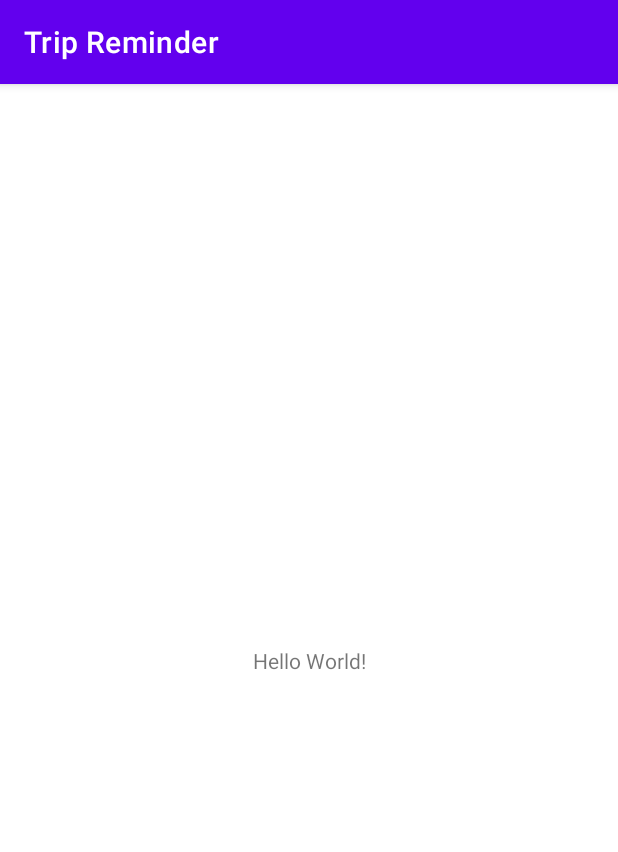
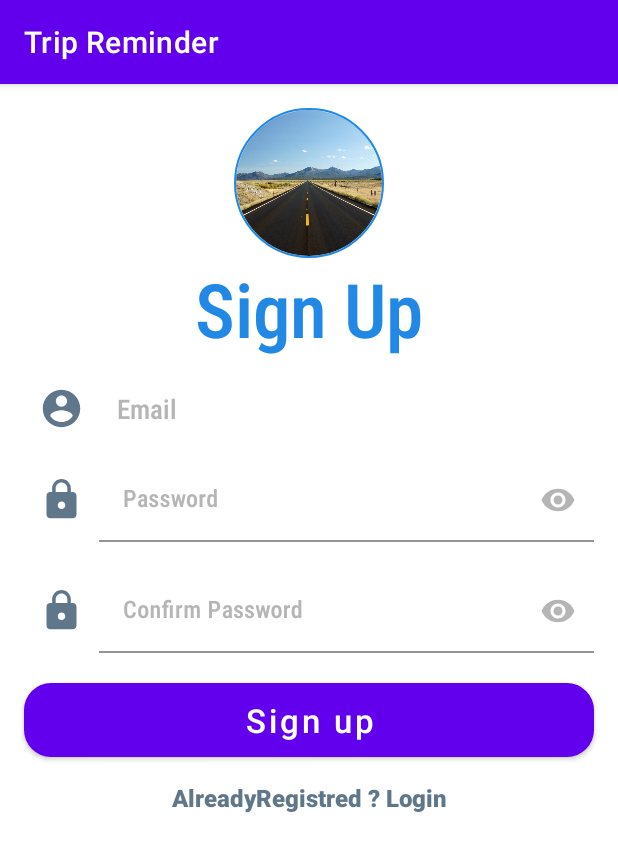
Before and after one commit to Iti-android-project-team/TripReminderAndroid, an Android app: the screen it shows after launch (MainActivity before the commit, Register after it), on a phone screen of 412 x 824 dp. Shown: the top 852 px of the screen. Run offline under Robolectric (Android 15) with nearby library versions, the phone set to English and light mode, and no system bars; our stand-ins replace CircleImageView, Firebase (no records; nobody signed in at launch, a user with empty details on screens opened directly).

Commit message:
Register

```diff
--- /dev/null
+++ b/app/src/main/java/com/example/tripreminder/Register.java
@@ -0,0 +1,121 @@
+package com.example.tripreminder;
+
+import androidx.annotation.NonNull;
+import androidx.appcompat.app.AppCompatActivity;
+
+import android.app.ProgressDialog;
+import android.content.Intent;
+import android.os.Bundle;
+import android.text.TextUtils;
+import android.util.Log;
+import android.view.View;
+import android.widget.Button;
+import android.widget.EditText;
+import android.widget.Toast;
+
+import com.google.android.gms.tasks.OnCompleteListener;
+import com.google.android.gms.tasks.OnFailureListener;
+import com.google.android.gms.tasks.OnSuccessListener;
+import com.google.android.gms.tasks.Task;
+import com.google.firebase.auth.AuthResult;
+import com.google.firebase.auth.FirebaseAuth;
+import com.google.firebase.database.DatabaseReference;
+import com.google.firebase.database.FirebaseDatabase;
+import com.google.firebase.firestore.DocumentReference;
+import com.google.firebase.firestore.FirebaseFirestore;
+
+import java.util.HashMap;
+import java.util.Map;
+
+public class Register extends AppCompatActivity {
+    public static final String TAG = "tag";
+    Button signup;
+    EditText editEmail, editPassword, editConfirmPassword;
+    FirebaseAuth fAuth;
+    FirebaseFirestore fStore;
+    FirebaseDatabase fDatabase;
+    DatabaseReference reference;
+    ProgressDialog progressDialog;
+    String userID;
+    @Override
+    protected void onCreate(Bundle savedInstanceState) {
+        super.onCreate(savedInstanceState);
+        setContentView(R.layout.activity_register);
+      initialize();
+     /* if (fAuth.getCurrentUser()!= null){
+          startActivity(new Intent(getApplicationContext(),MainActivity.class));
+          finish();
+      }*/
+      signup.setOnClickListener(new View.OnClickListener() {
+          @Override
+          public void onClick(View v) {
+              String email = editEmail.getText().toString().trim();
+              String passward = editPassword.getText().toString().trim();
+              String confirmPassword = editConfirmPassword.getText().toString().trim();
+              if (TextUtils.isEmpty(email)){
+                  editEmail.setError("Email is Required.");
+                  return;
+              }
+              if (TextUtils.isEmpty(passward)){
+                  editPassword.setError("Password is Required.");
+                  return;
+              }
+              if (TextUtils.isEmpty(confirmPassword)){
+                  editConfirmPassword.setError("ConfirmPassword is Required.");
+                  return;
+              }
+              if (!passward.equals(confirmPassword)){
+                  editConfirmPassword.setError("ConfirmPassword not Equal Password");
+                  return;
+              }
+              fAuth.createUserWithEmailAndPassword(email,passward).addOnCompleteListener(new OnCompleteListener<AuthResult>() {
+                  @Override
+                  public void onComplete(@NonNull Task<AuthResult> task) {
+                      progressDialog.show();
+                      if (task.isSuccessful()){
+                          Toast.makeText(Register.this, "User Created!", Toast.LENGTH_LONG).show();
+                           userID = fAuth.getCurrentUser().getUid();
+                          reference =fDatabase.getReference().child("users").child(userID);
+                          User userData = new User(email,passward);
+                           reference.setValue(userData);
+                         /* DocumentReference documentReference =fStore.collection("users").document(userID);
+                          Map<String,Object> user = new HashMap<>();
+                          user.put("Email",email);
+                          user.put("password",passward);
+                          documentReference.set(user).addOnSuccessListener(new OnSuccessListener<Void>() {
+                              @Override
+                              public void onSuccess(Void aVoid) {
+                                  Log.d(TAG,"success"+userID);
+                              }
+                          }).addOnFailureListener(new OnFailureListener() {
+                              @Override
+                              public void onFailure(@NonNull Exception e) {
+                                  Log.d(TAG,"fail "+e.toString());
+                              }
+                          });*/
+                          startActivity(new Intent(getApplicationContext(),MainActivity.class));
+                          progressDialog.dismiss();
+                      }else {
+                          Toast.makeText(Register.this, "Error!"+task.getException().getMessage(), Toast.LENGTH_SHORT).show();
+                          progressDialog.dismiss();
+                      }
+                  }
+              });
+          }
+      });
+    }
+
+
+
+    public void initialize(){
+        editEmail = findViewById(R.id.edit_email_signup);
+        editPassword = findViewById(R.id.edit_password_sign_up);
+        editConfirmPassword = findViewById(R.id.edit_confirm_password_sign_up);
+        signup = findViewById(R.id.button_sign_up);
+        fAuth=FirebaseAuth.getInstance();
+        fStore = FirebaseFirestore.getInstance();
+        fDatabase = FirebaseDatabase.getInstance();
+        progressDialog=new ProgressDialog(this);
+        progressDialog.setMessage("Signing up please wait...");
+    }
+}
--- /dev/null
+++ b/app/src/main/java/com/example/tripreminder/User.java
@@ -0,0 +1,27 @@
+package com.example.tripreminder;
+
+public class User {
+    private String email;
+    private String password;
+
+    public User(String email, String password) {
+        this.email = email;
+        this.password = password;
+    }
+
+    public String getEmail() {
+        return email;
+    }
+
+    public void setEmail(String email) {
+        this.email = email;
+    }
+
+    public String getPassword() {
+        return password;
+    }
+
+    public void setPassword(String password) {
+        this.password = password;
+    }
+}
--- /dev/null
+++ b/app/src/main/res/drawable/background_btn_login.xml
@@ -0,0 +1,11 @@
+<?xml version="1.0" encoding="utf-8"?>
+<shape xmlns:android="http://schemas.android.com/apk/res/android">
+
+    <solid
+        android:color="@color/blue"
+        />
+    <corners
+        android:radius="18dp"
+        />
+
+</shape>
--- /dev/null
+++ b/app/src/main/res/drawable/background_txt.xml
@@ -0,0 +1,4 @@
+<?xml version="1.0" encoding="utf-8"?>
+<selector xmlns:android="http://schemas.android.com/apk/res/android">
+
+</selector>
--- /dev/null
+++ b/app/src/main/res/drawable/ic_account.xml
@@ -0,0 +1,5 @@
+<vector android:height="24dp" android:tint="#60778B"
+    android:viewportHeight="24" android:viewportWidth="24"
+    android:width="24dp" xmlns:android="http://schemas.android.com/apk/res/android">
+    <path android:fillColor="@android:color/white" android:pathData="M12,2C6.48,2 2,6.48 2,12s4.48,10 10,10 10,-4.48 10,-10S17.52,2 12,2zM12,5c1.66,0 3,1.34 3,3s-1.34,3 -3,3 -3,-1.34 -3,-3 1.34,-3 3,-3zM12,19.2c-2.5,0 -4.71,-1.28 -6,-3.22 0.03,-1.99 4,-3.08 6,-3.08 1.99,0 5.97,1.09 6,3.08 -1.29,1.94 -3.5,3.22 -6,3.22z"/>
+</vector>
--- /dev/null
+++ b/app/src/main/res/drawable/ic_lock.xml
@@ -0,0 +1,5 @@
+<vector android:height="24dp" android:tint="#60778B"
+    android:viewportHeight="24" android:viewportWidth="24"
+    android:width="24dp" xmlns:android="http://schemas.android.com/apk/res/android">
+    <path android:fillColor="@android:color/white" android:pathData="M18,8h-1L17,6c0,-2.76 -2.24,-5 -5,-5S7,3.24 7,6v2L6,8c-1.1,0 -2,0.9 -2,2v10c0,1.1 0.9,2 2,2h12c1.1,0 2,-0.9 2,-2L20,10c0,-1.1 -0.9,-2 -2,-2zM12,17c-1.1,0 -2,-0.9 -2,-2s0.9,-2 2,-2 2,0.9 2,2 -0.9,2 -2,2zM15.1,8L8.9,8L8.9,6c0,-1.71 1.39,-3.1 3.1,-3.1 1.71,0 3.1,1.39 3.1,3.1v2z"/>
+</vector>
--- /dev/null
+++ b/app/src/main/res/layout/activity_register.xml
@@ -0,0 +1,186 @@
+<?xml version="1.0" encoding="utf-8"?>
+<androidx.constraintlayout.widget.ConstraintLayout
+    xmlns:android="http://schemas.android.com/apk/res/android"
+    xmlns:app="http://schemas.android.com/apk/res-auto"
+    xmlns:tools="http://schemas.android.com/tools"
+    android:layout_width="match_parent"
+    android:layout_height="match_parent"
+    tools:context=".Register">
+
+    <LinearLayout
+        android:layout_width="match_parent"
+        android:layout_height="match_parent"
+        android:orientation="vertical"
+        android:weightSum="10">
+
+        <LinearLayout
+            android:layout_width="match_parent"
+            android:layout_height="wrap_content"
+            android:orientation="vertical"
+            android:weightSum="2">
+
+            <de.hdodenhof.circleimageview.CircleImageView
+                android:layout_width="100dp"
+                android:layout_height="100dp"
+                android:layout_gravity="center"
+                android:layout_marginTop="16dp"
+                android:layout_weight="1"
+                android:contentDescription="@string/todo"
+                android:src="@drawable/street"
+                app:civ_border_color="@color/blue"
+                app:civ_border_width="1dp" />
+
+            <TextView
+                android:layout_width="match_parent"
+                android:layout_height="wrap_content"
+                android:layout_gravity="center"
+                android:layout_weight="1"
+                android:fontFamily="sans-serif-condensed-medium"
+                android:gravity="center"
+                android:text="@string/sign_up"
+                android:textColor="@color/blue"
+                android:textSize="50sp" />
+
+        </LinearLayout>
+
+
+        <LinearLayout
+            android:layout_width="match_parent"
+            android:layout_height="wrap_content"
+            android:orientation="vertical">
+
+            <LinearLayout
+                android:layout_width="match_parent"
+                android:layout_height="wrap_content"
+                android:layout_marginLeft="16dp"
+                android:layout_marginTop="18dp"
+                android:layout_marginRight="16dp"
+                android:orientation="horizontal"
+                android:weightSum="5">
+
+                <ImageView
+                    android:layout_width="50dp"
+                    android:layout_height="30dp"
+                    android:layout_gravity="center"
+                    android:src="@drawable/ic_account" />
+
+
+                <EditText
+                    android:id="@+id/edit_email_signup"
+                    android:layout_width="0dp"
+                    android:layout_height="match_parent"
+                    android:layout_gravity="center"
+                    android:layout_weight="5"
+                    android:background="@drawable/background_txt"
+                    android:fontFamily="sans-serif-condensed-medium"
+                    android:hint="Email"
+                    android:inputType="textEmailAddress"
+                    android:paddingStart="12dp"
+                    android:textColorHint="@color/gray"
+                    android:paddingLeft="12dp" />
+
+            </LinearLayout>
+
+            <LinearLayout
+                android:layout_width="match_parent"
+                android:layout_height="wrap_content"
+                android:layout_marginLeft="16dp"
+                android:layout_marginTop="18dp"
+                android:layout_marginRight="16dp"
+                android:orientation="horizontal"
+                android:weightSum="5">
+                <ImageView
+                    android:layout_width="50dp"
+                    android:layout_height="30dp"
+                    android:layout_gravity="center"
+                    android:src="@drawable/ic_lock" />
+                <com.google.android.material.textfield.TextInputLayout
+                    android:layout_width="match_parent"
+                    android:layout_height="wrap_content"
+                    android:textColorHint="@color/gray"
+                    app:hintTextColor="@color/gray"
+                    tools:ignore="MissingConstraints"
+                    app:passwordToggleTint="@color/gray"
+                    app:passwordToggleEnabled="true">
+
+                    <EditText
+                        android:id="@+id/edit_password_sign_up"
+                        android:layout_width="match_parent"
+                        android:layout_height="wrap_content"
+                        android:background="@drawable/background_txt"
+                        android:fontFamily="sans-serif-condensed-medium"
+
+                        android:ems="5"
+                        android:inputType="textPassword"
+                        android:hint="Password"
+                        android:textColor="@color/black"
+                        />
+                </com.google.android.material.textfield.TextInputLayout>
+            </LinearLayout>
+
+            <LinearLayout
+                android:layout_width="match_parent"
+                android:layout_height="wrap_content"
+                android:layout_marginLeft="16dp"
+                android:layout_marginTop="18dp"
+                android:layout_marginRight="16dp"
+                android:orientation="horizontal"
+                android:weightSum="5">
+                <ImageView
+                    android:layout_width="50dp"
+                    android:layout_height="30dp"
+                    android:layout_gravity="center"
+                    android:src="@drawable/ic_lock" />
+                <com.google.android.material.textfield.TextInputLayout
+                    android:layout_width="match_parent"
+                    android:layout_height="wrap_content"
+                    android:textColorHint="@color/gray"
+                    app:hintTextColor="@color/gray"
+                    tools:ignore="MissingConstraints"
+                    app:passwordToggleTint="@color/gray"
+                    app:passwordToggleEnabled="true">
+
+                    <EditText
+                        android:id="@+id/edit_confirm_password_sign_up"
+                        android:layout_width="match_parent"
+                        android:layout_height="wrap_content"
+                        android:background="@drawable/background_txt"
+                        android:fontFamily="sans-serif-condensed-medium"
+
+                        android:ems="2"
+                        android:hint="Confirm Password"
+                        android:textColor="@color/black"
+                        android:inputType="textPassword"
+                        />
+                </com.google.android.material.textfield.TextInputLayout>
+            </LinearLayout>
+
+            <Button
+                android:id="@+id/button_sign_up"
+                android:layout_width="match_parent"
+                android:layout_height="wrap_content"
+                android:layout_marginLeft="16dp"
+                android:layout_marginTop="20dp"
+                android:layout_marginRight="16dp"
+                android:background="@drawable/background_btn_login"
+                android:text="@string/signup"
+                android:textAllCaps="false"
+                android:textColor="#FFF"
+                android:textSize="22sp" />
+
+            <TextView
+                android:id="@+id/text_sign_in"
+                android:layout_width="match_parent"
+                android:layout_height="wrap_content"
+                android:layout_marginTop="16dp"
+                android:fontFamily="sans-serif-black"
+                android:gravity="center"
+                android:text="@string/already_Registred"
+                android:textColor="#60778B"
+                android:textSize="16sp" />
+
+        </LinearLayout>
+
+    </LinearLayout>
+
+</androidx.constraintlayout.widget.ConstraintLayout>
--- a/app/src/main/res/values/colors.xml
+++ b/app/src/main/res/values/colors.xml
@@ -7,4 +7,6 @@
     <color name="teal_700">#FF018786</color>
     <color name="black">#FF000000</color>
     <color name="white">#FFFFFFFF</color>
+    <color name="blue">#2189E5</color>
+    <color name="gray">#B5B5B5</color>
 </resources>
--- a/app/src/main/res/values/strings.xml
+++ b/app/src/main/res/values/strings.xml
@@ -1,3 +1,8 @@
 <resources>
     <string name="app_name">Trip Reminder</string>
+    <string name="sign_up">Sign Up</string>
+    <string name="signup">Sign up</string>
+    <string name="todo">ToDo</string>
+    <string name="confirm_password">Confirm Password</string>
+    <string name="already_Registred">AlreadyRegistred ? Login</string>
 </resources>
--- a/build.gradle
+++ b/build.gradle
@@ -6,6 +6,7 @@ buildscript {
     }
     dependencies {
         classpath "com.android.tools.build:gradle:4.1.1"
+        classpath 'com.google.gms:google-services:4.3.3'
 
         // NOTE: Do not place your application dependencies here; they belong
         // in the individual module build.gradle files
```
Also changed, not shown: app/build.gradle (+8 -1 lines), app/src/main/AndroidManifest.xml (+6 -1 lines), app/src/main/res/drawable/street.jpg (added), 1 other file.
